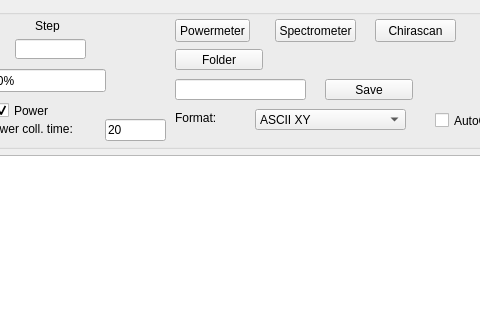
This is laborIott/procedures/Chira_excit/Excit.ui in Kassikakk/laborIott as Qt 5 draws it before an edit; both pictures show x 224 to 704 and y 0 to 320 of the 800 by 642 pixel window. The edited form follows.
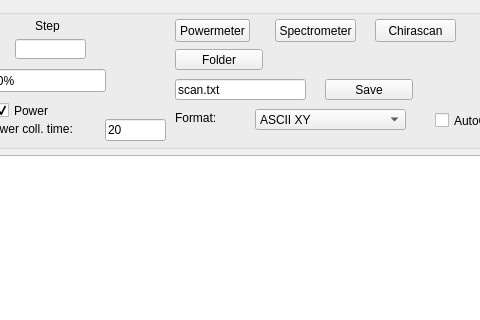
This is the edited form. Custom widgets are drawn as their Qt base class.

Diff of the .ui file:
```diff
--- a/laborIott/procedures/Chira_excit/Excit.ui
+++ b/laborIott/procedures/Chira_excit/Excit.ui
@@ -213,6 +213,9 @@
          <height>21</height>
         </rect>
        </property>
+       <property name="text">
+        <string>scan.txt</string>
+       </property>
       </widget>
       <widget class="QLabel" name="locLabel">
        <property name="geometry">
```
